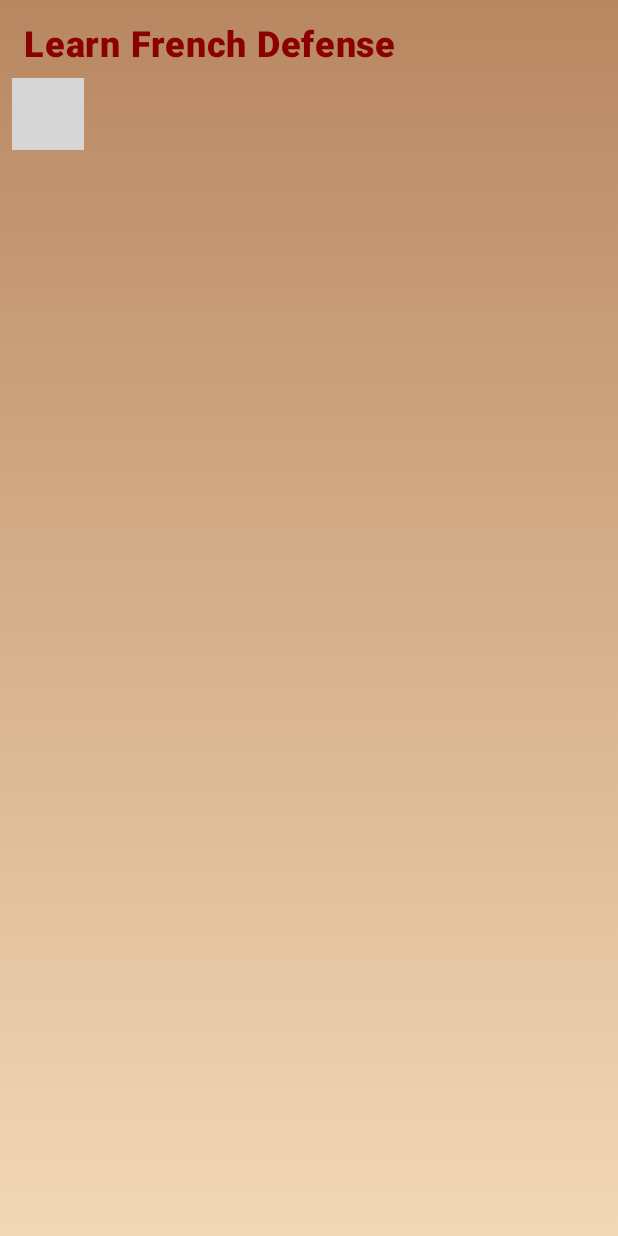
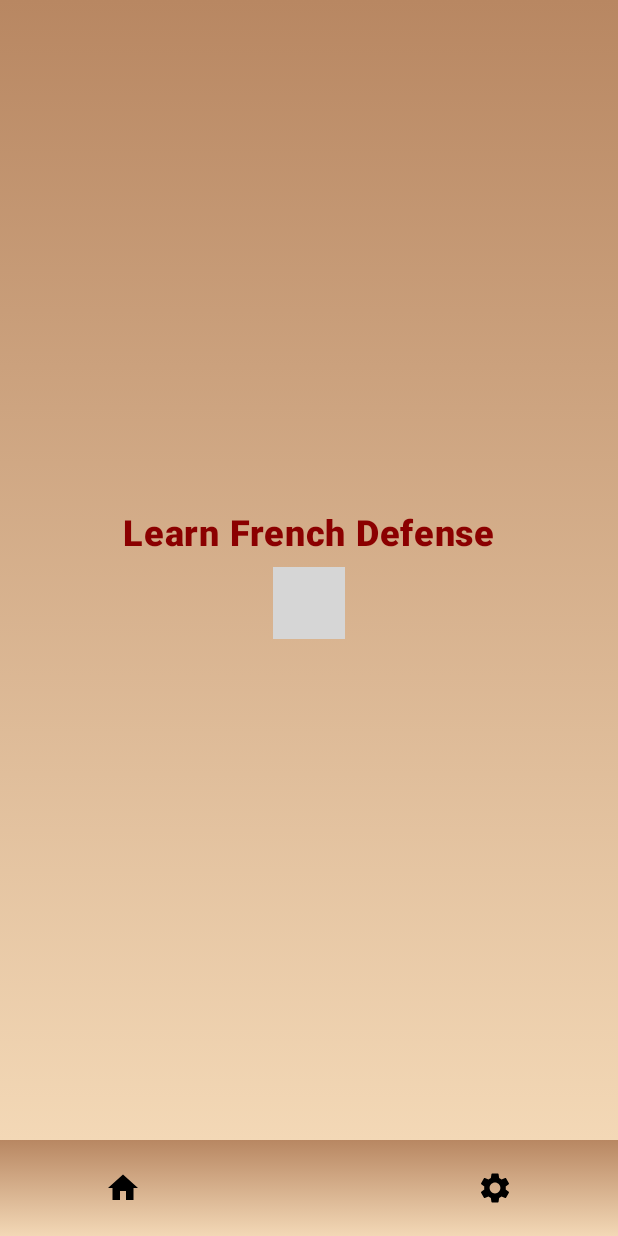
Before and after one commit to noname6962/ChessDuo-3.0.0, an Android app built with Jetpack Compose: the screen it shows after launch (MainActivity), after a tap on "Learn", on a phone screen of 412 x 824 dp. Run offline under Robolectric (Android 15) with nearby library versions, the light colour scheme and no system bars; libraries missing offline, so code that uses them is left out: com.pierfrancescosoffritti.androidyoutubeplayer; 1 statement that could not run was skipped; grey boxes are pictures that could not be loaded.

Commit message:
minor changes

```diff
--- a/app/src/main/java/com/example/chessduo_300/MainActivity.kt
+++ b/app/src/main/java/com/example/chessduo_300/MainActivity.kt
@@ -6,9 +6,13 @@ import android.os.Bundle
 import androidx.activity.ComponentActivity
 import androidx.activity.compose.setContent
 import androidx.activity.viewModels
+import androidx.compose.foundation.layout.Box
+import androidx.compose.foundation.layout.Column
+import androidx.compose.foundation.layout.fillMaxSize
 import androidx.compose.material3.MaterialTheme
 import androidx.compose.material3.Surface
 import androidx.compose.runtime.Composable
+import androidx.compose.ui.Modifier
 import androidx.lifecycle.compose.LocalLifecycleOwner
 import androidx.navigation.NavType
 import androidx.navigation.compose.NavHost
@@ -16,6 +20,7 @@ import androidx.navigation.compose.composable
 import androidx.navigation.compose.rememberNavController
 import androidx.navigation.navArgument
 import com.example.chessduo_300.ui.theme.ChessDuo_300Theme
+import com.example.chessduo_300.view.BottomNavBar
 import com.example.chessduo_300.view.MainScreen
 import com.example.chessduo_300.view.VideoScreen
 import com.example.chessduo_300.viewmodel.MainViewModel
@@ -30,6 +35,10 @@ class MainActivity : ComponentActivity() {
         setContent {
             ChessDuo_300Theme {
                 Surface(color = MaterialTheme.colorScheme.background) {
+                    BottomNavBar(
+                        onHomeClick = { /* Handle home click */ },
+                        onSettingsClick = { /* Handle settings click */ }
+                    )
                     ChessApp(mainViewModel)
                 }
             }
@@ -41,12 +50,16 @@ class MainActivity : ComponentActivity() {
 fun ChessApp(viewModel: MainViewModel) {
     val navController = rememberNavController()
 
+    // Main scaffold layout
+    Column(modifier = Modifier.fillMaxSize()) {
+        // Top content (NavHost changes based on screen)
+        Box(modifier = Modifier.weight(1f)) {
             NavHost(navController = navController, startDestination = "main") {
                 composable("main") {
                     MainScreen(navController = navController, viewModel = viewModel)
                 }
                 composable(
-            route = "video/{title}/{videoUrl}",
+                    "video/{title}/{videoUrl}",
                     arguments = listOf(
                         navArgument("title") { type = NavType.StringType },
                         navArgument("videoUrl") { type = NavType.StringType }
@@ -55,10 +68,21 @@ fun ChessApp(viewModel: MainViewModel) {
                     val title = backStackEntry.arguments?.getString("title") ?: ""
                     val encodedUrl = backStackEntry.arguments?.getString("videoUrl") ?: ""
                     val videoUrl = URLDecoder.decode(encodedUrl, StandardCharsets.UTF_8.name())
-            VideoScreen(title = title, videoUrl = videoUrl, lifecycleOwner = LocalLifecycleOwner.current)
+
+                    // You might need to pass lifecycleOwner here
+                    val lifecycleOwner = LocalLifecycleOwner.current
+                    VideoScreen(title = title, videoUrl = videoUrl, lifecycleOwner = lifecycleOwner)
                 }
             }
         }
+
+        BottomNavBar(
+            onHomeClick = { navController.navigate("main") },
+            onSettingsClick = {}
+        )
+    }
+}
+
 
 // Optional: Create this to avoid hardcoding route strings in multiple places
 object NavRoutes {
--- a/app/src/main/java/com/example/chessduo_300/view/MainScreen.kt
+++ b/app/src/main/java/com/example/chessduo_300/view/MainScreen.kt
@@ -242,9 +242,6 @@ fun MainScreen(navController: NavController, viewModel: MainViewModel) {
         OpeningsSection(viewModel, navController)
         ClockBanner()
         Spacer(modifier = Modifier.height(30.dp))
-        BottomNavBar(
-            onHomeClick = { /* Handle home click */ },
-            onSettingsClick = { /* Handle settings click */ }
-        )
+
     }
 }
--- a/app/src/main/java/com/example/chessduo_300/view/VideoScreen.kt
+++ b/app/src/main/java/com/example/chessduo_300/view/VideoScreen.kt
@@ -3,6 +3,7 @@ import androidx.media3.common.MediaItem
 
 import androidx.compose.foundation.Image
 import androidx.compose.foundation.background
+import androidx.compose.foundation.layout.Arrangement
 import androidx.compose.foundation.layout.Box
 import androidx.compose.foundation.layout.Column
 import androidx.compose.foundation.layout.fillMaxSize
@@ -50,17 +51,22 @@ fun VideoScreen(
                     listOf(Color(0xFFB88762), Color(0xFFF3D8B6))
                 )
             )
+            .padding(6.dp),
+        verticalArrangement = Arrangement.Center,
+        horizontalAlignment = Alignment.CenterHorizontally
     ) {
         // Title
         Text(
+
             text = "Learn $title",
             fontSize = 24.sp,
             fontWeight = FontWeight.ExtraBold,
             color = Color(0xFF8B0000),
             modifier = Modifier
-                .padding(top = 16.dp, start = 16.dp, end = 16.dp)
+                .padding(top = 16.dp, start = 16.dp, end = 16.dp),
+
+
         )
-
         AndroidView(
             modifier = Modifier
                 .padding(8.dp)
```
Lines whose indentation alone changed are shown as unchanged.
